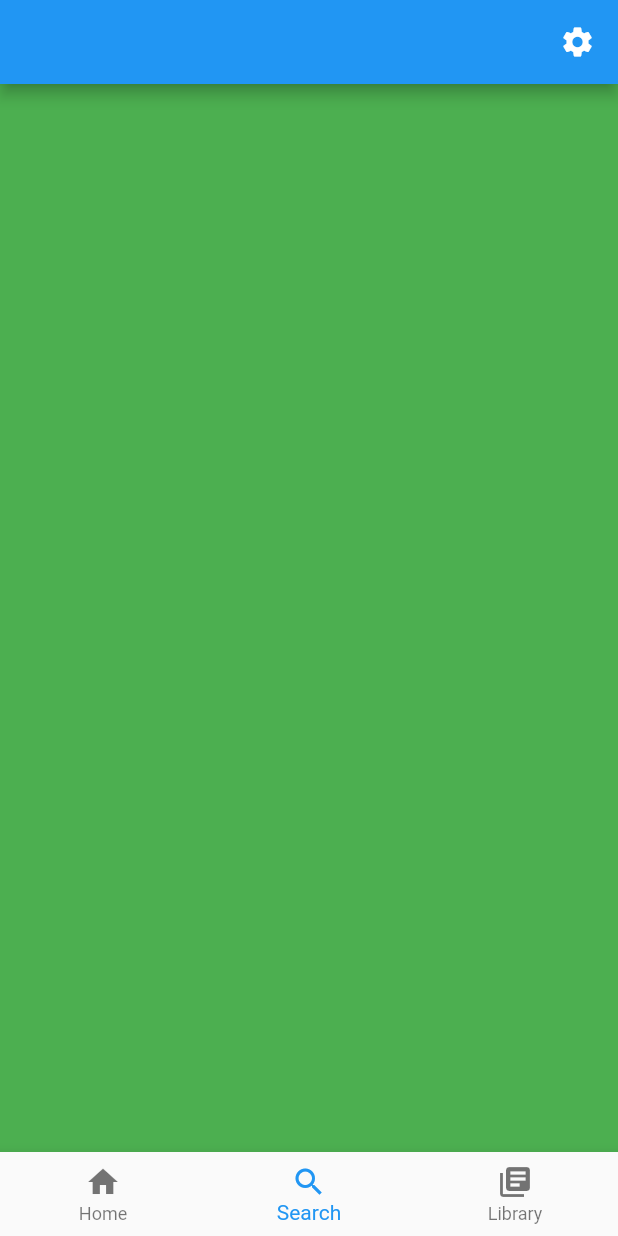
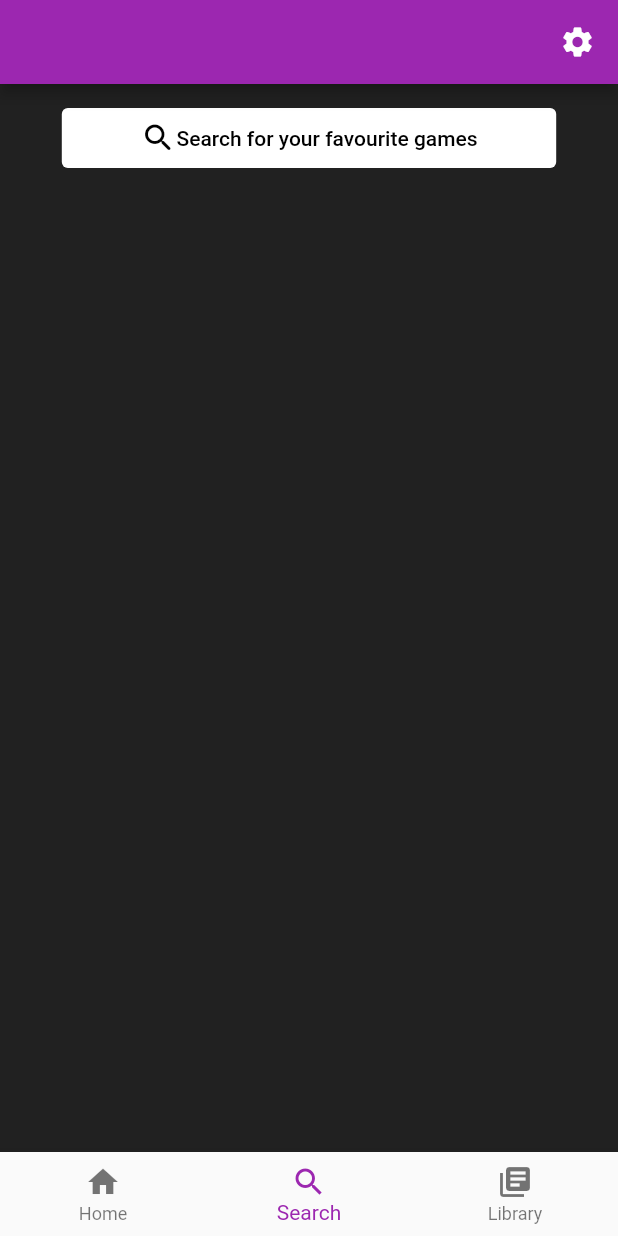
Before and after one commit to MaciejNawrot315/game_lib_app, a Flutter app: the screen it shows after launch, item 2 of the bottom bar chosen, on a phone screen of 412 x 824 dp. Run offline on Flutter 3.47's test engine with Material 2 defaults, Android fonts, the light colour scheme and no system bars; our stand-ins replace lazy_load_scrollview.

Commit message:
basic of the search page

```diff
--- a/lib/main.dart
+++ b/lib/main.dart
@@ -1,5 +1,6 @@
 import 'package:flutter/material.dart';
 import 'package:game_lib_app/home_page/home_page.dart';
+import 'package:game_lib_app/search_page/search_page.dart';
 
 void main() {
   runApp(const MyApp());
@@ -23,7 +24,8 @@ class MyApp extends StatelessWidget {
         // or simply save your changes to "hot reload" in a Flutter IDE).
         // Notice that the counter didn't reset back to zero; the application
         // is not restarted.
-        primarySwatch: Colors.blue,
+        scaffoldBackgroundColor: Colors.grey[900],
+        primarySwatch: Colors.purple,
       ),
       home: const MainView(),
     );
@@ -47,9 +49,7 @@ class _MainViewState extends State<MainView> {
       'label': "Home",
     },
     {
-      'body': Center(
-        child: Container(color: Colors.green),
-      ),
+      'body': const SearchPage(),
       'icon': const Icon(Icons.search),
       'label': "Search",
     },
@@ -86,7 +86,7 @@ class _MainViewState extends State<MainView> {
               Padding(
                 padding: EdgeInsets.fromLTRB(0, 0, 15, 0),
                 child: Icon(Icons.settings),
-              )
+              ),
             ]),
             body: destinations.elementAt(_selectedIndex)['body'] as Widget,
             bottomNavigationBar: BottomNavigationBar(
--- a/lib/resource_manager.dart
+++ b/lib/resource_manager.dart
@@ -20,8 +20,8 @@ class ResourceManager {
     return homePageGamesLoaded;
   }
 
-  static String getResolution(String link, String resolution_name) {
-    return 'https:${link.replaceAll(RegExp('thumb'), resolution_name)}';
+  static String getResolution(String link, String resolutionName) {
+    return 'https:${link.replaceAll(RegExp('thumb'), resolutionName)}';
   }
 
   Future<int> loadMoreGames(int count) async {
--- /dev/null
+++ b/lib/search_page/search_page.dart
@@ -0,0 +1,46 @@
+import 'package:flutter/material.dart';
+import 'package:flutter/src/foundation/key.dart';
+import 'package:flutter/src/widgets/framework.dart';
+import 'package:game_lib_app/search_page/searching_view.dart';
+
+class SearchPage extends StatefulWidget {
+  const SearchPage({Key? key}) : super(key: key);
+
+  @override
+  State<SearchPage> createState() => _SearchPageState();
+}
+
+class _SearchPageState extends State<SearchPage> {
+  @override
+  Widget build(BuildContext context) {
+    return Padding(
+      padding: const EdgeInsets.all(12.0),
+      child: Align(
+        alignment: Alignment.topCenter,
+        child: SizedBox(
+          width: MediaQuery.of(context).size.width * 0.8,
+          child: TextButton(
+              style: ButtonStyle(
+                  backgroundColor: MaterialStateProperty.all(Colors.white),
+                  foregroundColor: MaterialStateProperty.all(Colors.black)),
+              onPressed: () => Navigator.push(
+                    context,
+                    PageRouteBuilder(
+                      pageBuilder: (c, a1, a2) => SearchingView(),
+                      transitionsBuilder: (c, anim, a2, child) =>
+                          FadeTransition(opacity: anim, child: child),
+                      transitionDuration: Duration(milliseconds: 15),
+                    ),
+                  ),
+              child: Row(
+                mainAxisAlignment: MainAxisAlignment.center,
+                children: [
+                  Icon(Icons.search_rounded),
+                  Text("Search for your favourite games"),
+                ],
+              )),
+        ),
+      ),
+    );
+  }
+}
--- a/pubspec.yaml
+++ b/pubspec.yaml
@@ -41,6 +41,7 @@ dependencies:
   lazy_load_scrollview: ^1.3.0
   intl: ^0.17.0
   flutter_staggered_grid_view: ^0.6.2
+
 
 dev_dependencies:
   flutter_test:
```
Also changed, not shown: lib/search_page/searching_view.dart (added, +71 -0 lines).
